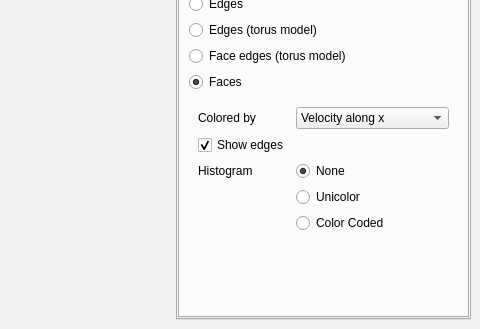
This is MainWindow.ui in danlipsa/foamvis as Qt 5 draws it before an edit; both pictures show x 563 to 1043 and y 267 to 596 of the 1043 by 596 pixel window. The edited form follows.
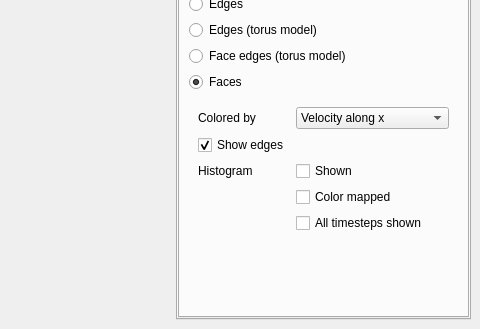
This is the edited form. Custom widgets are drawn as their Qt base class.

```diff
--- a/MainWindow.ui
+++ b/MainWindow.ui
@@ -68,7 +68,7 @@
            </widget>
           </item>
           <item>
-           <widget class="AttributeHistogram" name="widgetHistogram" native="true">
+           <widget class="QWidget" name="widgetHistogramContainer" native="true">
             <property name="sizePolicy">
              <sizepolicy hsizetype="MinimumExpanding" vsizetype="Fixed">
               <horstretch>0</horstretch>
@@ -1504,6 +1504,9 @@
                  </widget>
                  <widget class="QWidget" name="pageFacesNormal">
                   <layout class="QFormLayout" name="formLayout_5">
+                   <property name="fieldGrowthPolicy">
+                    <enum>QFormLayout::AllNonFixedFieldsGrow</enum>
+                   </property>
                    <item row="0" column="0">
                     <widget class="QLabel" name="label_3">
                      <property name="text">
@@ -1592,40 +1595,7 @@
                      </property>
                     </widget>
                    </item>
-                   <item row="2" column="1">
-                    <widget class="QRadioButton" name="radioButtonHistogramNone">
-                     <property name="text">
-                      <string>None</string>
-                     </property>
-                     <property name="checked">
-                      <bool>true</bool>
-                     </property>
-                     <attribute name="buttonGroup">
-                      <string>buttonGroupHistogram</string>
-                     </attribute>
-                    </widget>
-                   </item>
-                   <item row="3" column="1">
-                    <widget class="QRadioButton" name="radioButtonHistogramUnicolor">
-                     <property name="text">
-                      <string>Unicolor</string>
-                     </property>
-                     <attribute name="buttonGroup">
-                      <string>buttonGroupHistogram</string>
-                     </attribute>
-                    </widget>
-                   </item>
-                   <item row="4" column="1">
-                    <widget class="QRadioButton" name="radioButtonHistogramColorCoded">
-                     <property name="text">
-                      <string>Color Coded</string>
-                     </property>
-                     <attribute name="buttonGroup">
-                      <string>buttonGroupHistogram</string>
-                     </attribute>
-                    </widget>
-                   </item>
-                   <item row="5" column="0">
+                   <item row="3" column="0">
                     <widget class="QWidget" name="widgetFaceColor" native="true">
                      <layout class="QHBoxLayout" name="horizontalLayout_6">
                       <property name="spacing">
@@ -1637,7 +1607,7 @@
                      </layout>
                     </widget>
                    </item>
-                   <item row="6" column="0">
+                   <item row="4" column="0">
                     <widget class="QWidget" name="widgetStatisticsType" native="true">
                      <layout class="QHBoxLayout" name="horizontalLayout_10">
                       <property name="spacing">
@@ -1649,7 +1619,7 @@
                      </layout>
                     </widget>
                    </item>
-                   <item row="7" column="0">
+                   <item row="5" column="0">
                     <spacer name="verticalSpacer_3">
                      <property name="orientation">
                       <enum>Qt::Vertical</enum>
@@ -1662,6 +1632,27 @@
                      </property>
                     </spacer>
                    </item>
+                   <item row="2" column="1">
+                    <widget class="QCheckBox" name="checkBoxHistogramShown">
+                     <property name="text">
+                      <string>Shown</string>
+                     </property>
+                    </widget>
+                   </item>
+                   <item row="3" column="1">
+                    <widget class="QCheckBox" name="checkBoxHistogramColorMapped">
+                     <property name="text">
+                      <string>Color mapped</string>
+                     </property>
+                    </widget>
+                   </item>
+                   <item row="4" column="1">
+                    <widget class="QCheckBox" name="checkBoxHistogramAllTimestepsShown">
+                     <property name="text">
+                      <string>All timesteps shown</string>
+                     </property>
+                    </widget>
+                   </item>
                   </layout>
                  </widget>
                 </widget>
@@ -2414,16 +2405,6 @@
     <slot>ToggledSaveMovie(bool)</slot>
    </slots>
   </customwidget>
-  <customwidget>
-   <class>AttributeHistogram</class>
-   <extends>QWidget</extends>
-   <header>AttributeHistogram.h</header>
-   <container>1</container>
-   <slots>
-    <signal>SelectionChanged()</signal>
-    <slot>CurrentIndexChangedInteractionMode(int)</slot>
-   </slots>
-  </customwidget>
   <customwidget>
    <class>TimeStepsSlider</class>
    <extends>QWidget</extends>
```
Left out of the diff: 415 changed lines with no effect on the pictures.
